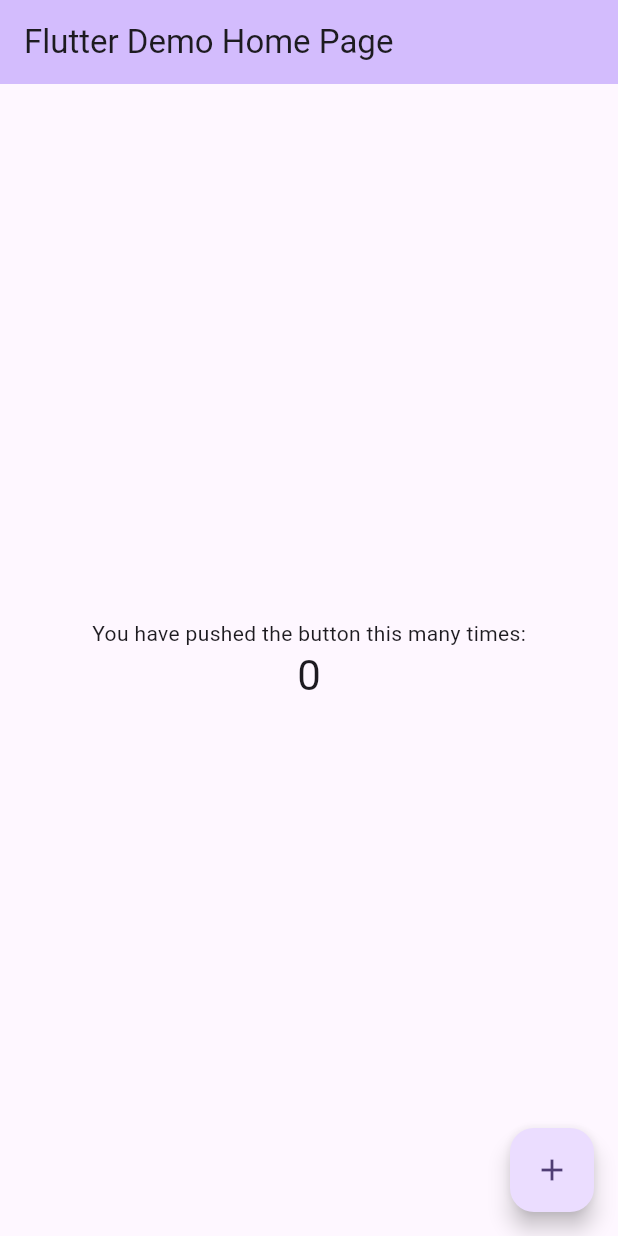
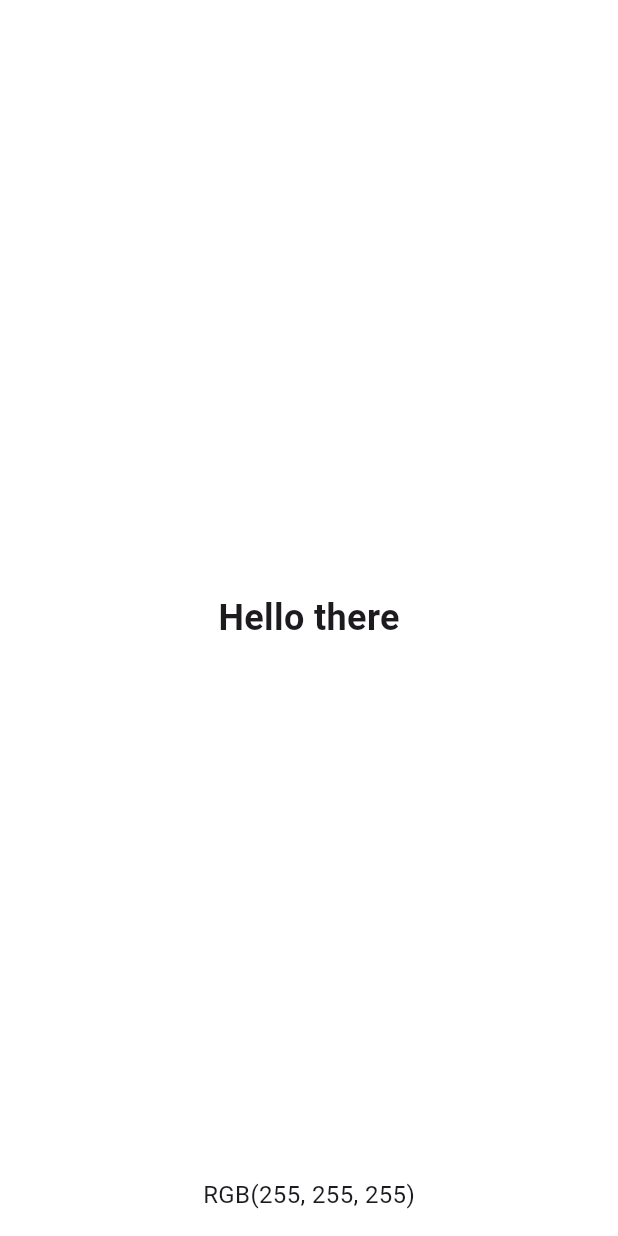
Before and after one commit to Yumenescence/colorful_greetings, a Flutter app: the screen it shows after launch, on a phone screen of 412 x 824 dp. Run offline on Flutter 3.47's test engine with Material 2 defaults, Android fonts, the phone set to English and light mode, and no system bars.

Commit message:
Completed task

```diff
--- /dev/null
+++ b/lib/colorful_greetings_app.dart
@@ -0,0 +1,20 @@
+import 'package:colorful_greetings/screens/greetings_screen.dart';
+import 'package:flutter/material.dart';
+
+/// The main application widget.
+class ColorfulGreetingsApp extends StatelessWidget {
+  /// Creates a new [ColorfulGreetingsApp] instance.
+  const ColorfulGreetingsApp({super.key});
+
+  @override
+  Widget build(BuildContext context) {
+    return MaterialApp(
+      title: 'Flutter Demo',
+      theme: ThemeData(
+        colorScheme: ColorScheme.fromSeed(seedColor: Colors.deepPurple),
+        useMaterial3: true,
+      ),
+      home: GreetingsScreen(),
+    );
+  }
+}
--- /dev/null
+++ b/lib/helper/random_color_generator.dart
@@ -0,0 +1,42 @@
+import 'dart:math';
+import 'package:flutter/material.dart';
+
+/// RGB values are often represented as 8-bit integers, with a range of 0-255.
+/// This means that each color component (red, green, and blue) can take on one
+/// of 256 possible values, with 0 being the minimum (no intensity) and 255
+/// being the maximum (full intensity).
+const int _totalColorsInChannel = 256;
+
+/// Fully opaque value for color alpha channel (1.0).
+const double _fullyOpaqueValue = 1;
+
+/// Utility class for generating 16777216 random colors using RGBO.
+class RandomColorGenerator {
+  final Random _random;
+
+  /// Creates a [RandomColorGenerator] instance with an optional [seed].
+  ///
+  /// If a [seed] is provided, it initializes the random number generator with
+  /// the given seed, making the generated colors predictable when the same
+  /// seed is used.
+  RandomColorGenerator({int? seed}) : _random = Random(seed);
+
+  /// Generates a random non-transparent color.
+  Color getRandomColor() {
+    final int randomRed = _getCodeForColorChannel();
+    final int randomGreen = _getCodeForColorChannel();
+    final int randomBlue = _getCodeForColorChannel();
+
+    return Color.fromRGBO(
+      randomRed,
+      randomGreen,
+      randomBlue,
+      _fullyOpaqueValue,
+    );
+  }
+
+  /// Generates a random color component value.
+  int _getCodeForColorChannel() {
+    return _random.nextInt(_totalColorsInChannel);
+  }
+}
--- /dev/null
+++ b/lib/helper/string_util.dart
@@ -0,0 +1,6 @@
+import 'package:flutter/material.dart';
+
+/// Returns a string representation of the given [color] in RGB format.
+String getColorString(Color color) {
+  return 'RGB(${color.red}, ${color.green}, ${color.blue})';
+}
--- a/lib/main.dart
+++ b/lib/main.dart
@@ -1,125 +1,6 @@
+import 'package:colorful_greetings/colorful_greetings_app.dart';
 import 'package:flutter/material.dart';
 
 void main() {
-  runApp(const MyApp());
+  runApp(const ColorfulGreetingsApp());
 }
-
-class MyApp extends StatelessWidget {
-  const MyApp({super.key});
-
-  // This widget is the root of your application.
-  @override
-  Widget build(BuildContext context) {
-    return MaterialApp(
-      title: 'Flutter Demo',
-      theme: ThemeData(
-        // This is the theme of your application.
-        //
-        // TRY THIS: Try running your application with "flutter run". You'll see
-        // the application has a blue toolbar. Then, without quitting the app,
-        // try changing the seedColor in the colorScheme below to Colors.green
-        // and then invoke "hot reload" (save your changes or press the "hot
-        // reload" button in a Flutter-supported IDE, or press "r" if you used
-        // the command line to start the app).
-        //
-        // Notice that the counter didn't reset back to zero; the application
-        // state is not lost during the reload. To reset the state, use hot
-        // restart instead.
-        //
-        // This works for code too, not just values: Most code changes can be
-        // tested with just a hot reload.
-        colorScheme: ColorScheme.fromSeed(seedColor: Colors.deepPurple),
-        useMaterial3: true,
-      ),
-      home: const MyHomePage(title: 'Flutter Demo Home Page'),
-    );
-  }
-}
-
-class MyHomePage extends StatefulWidget {
-  const MyHomePage({super.key, required this.title});
-
-  // This widget is the home page of your application. It is stateful, meaning
-  // that it has a State object (defined below) that contains fields that affect
-  // how it looks.
-
-  // This class is the configuration for the state. It holds the values (in this
-  // case the title) provided by the parent (in this case the App widget) and
-  // used by the build method of the State. Fields in a Widget subclass are
-  // always marked "final".
-
-  final String title;
-
-  @override
-  State<MyHomePage> createState() => _MyHomePageState();
-}
-
-class _MyHomePageState extends State<MyHomePage> {
-  int _counter = 0;
-
-  void _incrementCounter() {
-    setState(() {
-      // This call to setState tells the Flutter framework that something has
-      // changed in this State, which causes it to rerun the build method below
-      // so that the display can reflect the updated values. If we changed
-      // _counter without calling setState(), then the build method would not be
-      // called again, and so nothing would appear to happen.
-      _counter++;
-    });
-  }
-
-  @override
-  Widget build(BuildContext context) {
-    // This method is rerun every time setState is called, for instance as done
-    // by the _incrementCounter method above.
-    //
-    // The Flutter framework has been optimized to make rerunning build methods
-    // fast, so that you can just rebuild anything that needs updating rather
-    // than having to individually change instances of widgets.
-    return Scaffold(
-      appBar: AppBar(
-        // TRY THIS: Try changing the color here to a specific color (to
-        // Colors.amber, perhaps?) and trigger a hot reload to see the AppBar
-        // change color while the other colors stay the same.
-        backgroundColor: Theme.of(context).colorScheme.inversePrimary,
-        // Here we take the value from the MyHomePage object that was created by
-        // the App.build method, and use it to set our appbar title.
-        title: Text(widget.title),
-      ),
-      body: Center(
-        // Center is a layout widget. It takes a single child and positions it
-        // in the middle of the parent.
-        child: Column(
-          // Column is also a layout widget. It takes a list of children and
-          // arranges them vertically. By default, it sizes itself to fit its
-          // children horizontally, and tries to be as tall as its parent.
-          //
-          // Column has various properties to control how it sizes itself and
-          // how it positions its children. Here we use mainAxisAlignment to
-          // center the children vertically; the main axis here is the vertical
-          // axis because Columns are vertical (the cross axis would be
-          // horizontal).
-          //
-          // TRY THIS: Invoke "debug painting" (choose the "Toggle Debug Paint"
-          // action in the IDE, or press "p" in the console), to see the
-          // wireframe for each widget.
-          mainAxisAlignment: MainAxisAlignment.center,
-          children: <Widget>[
-            const Text(
-              'You have pushed the button this many times:',
-            ),
-            Text(
-              '$_counter',
-              style: Theme.of(context).textTheme.headlineMedium,
-            ),
-          ],
-        ),
-      ),
-      floatingActionButton: FloatingActionButton(
-        onPressed: _incrementCounter,
-        tooltip: 'Increment',
-        child: const Icon(Icons.add),
-      ), // This trailing comma makes auto-formatting nicer for build methods.
-    );
-  }
-}
--- /dev/null
+++ b/lib/screens/greetings_screen.dart
@@ -0,0 +1,56 @@
+import 'package:colorful_greetings/helper/random_color_generator.dart';
+import 'package:colorful_greetings/helper/string_util.dart';
+import 'package:flutter/material.dart';
+
+/// Greetings screen with changing background color.
+///
+/// This widget displays the text "Hello there" in the center of the screen.
+/// Upon tapping anywhere on the screen, the background color changes to a
+/// random color with animation.
+class GreetingsScreen extends StatefulWidget {
+  @override
+  _GreetingsScreenState createState() => _GreetingsScreenState();
+}
+
+class _GreetingsScreenState extends State<GreetingsScreen> {
+  Color _backgroundColor = Colors.white;
+  final randomColorGenerator = RandomColorGenerator();
+
+  void _changeBackgroundColor() {
+    setState(() {
+      _backgroundColor = randomColorGenerator.getRandomColor();
+    });
+  }
+
+  @override
+  Widget build(BuildContext context) {
+    return GestureDetector(
+      onTap: _changeBackgroundColor,
+      child: Scaffold(
+        body: AnimatedContainer(
+          duration: const Duration(milliseconds: 100),
+          color: _backgroundColor,
+          child: Stack(
+            alignment: Alignment.center,
+            children: [
+              const Text(
+                'Hello there',
+                style: TextStyle(fontSize: 24, fontWeight: FontWeight.bold),
+              ),
+              Container(
+                padding: const EdgeInsets.only(bottom: 16),
+                alignment: Alignment.bottomCenter,
+                child: Text(
+                  getColorString(_backgroundColor),
+                  style: const TextStyle(
+                    fontSize: 16,
+                  ),
+                ),
+              ),
+            ],
+          ),
+        ),
+      ),
+    );
+  }
+}
```
Also changed, not shown: pubspec.yaml (+5 -8 lines), 3 other files.
